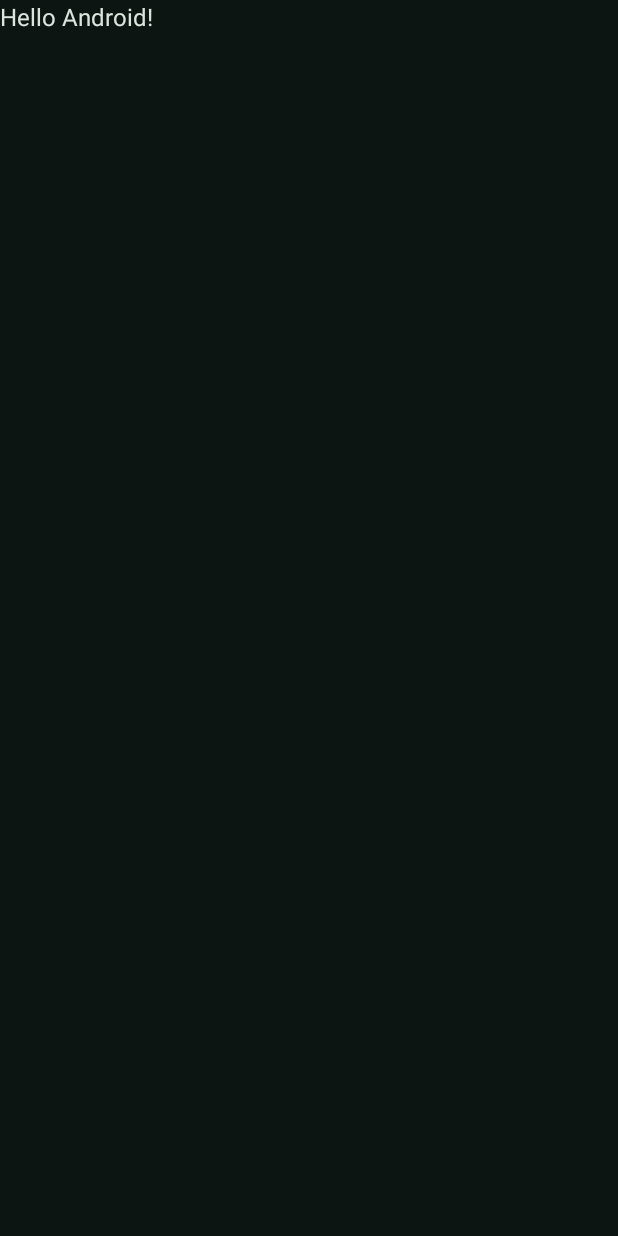
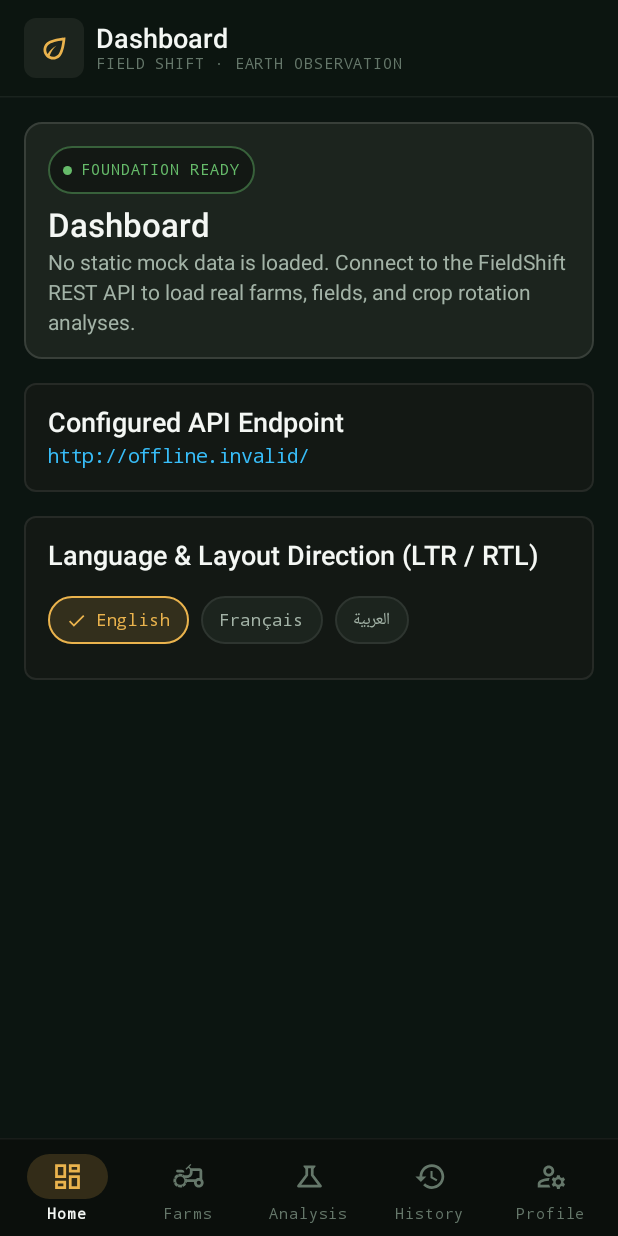
Before and after one commit to Sidali-Djeghbal/Fellahtech-fieldshift-planner, an Android app built with Jetpack Compose: the screen it shows after launch (MainActivity), on a phone screen of 412 x 824 dp. Before the commit the screen is almost empty. Run offline under Robolectric (Android 15) with nearby library versions, the phone set to English and light mode, and no system bars; our stand-ins replace Dagger/Hilt's generated code.

Commit message:
feat: establish application foundation

```diff
--- /dev/null
+++ b/app/src/main/java/com/example/myapplication/FieldShiftApplication.kt
@@ -0,0 +1,7 @@
+package com.example.myapplication
+
+import android.app.Application
+import dagger.hilt.android.HiltAndroidApp
+
+@HiltAndroidApp
+class FieldShiftApplication : Application()
--- a/app/src/main/java/com/example/myapplication/MainActivity.kt
+++ b/app/src/main/java/com/example/myapplication/MainActivity.kt
@@ -4,44 +4,37 @@ import android.os.Bundle
 import androidx.activity.ComponentActivity
 import androidx.activity.compose.setContent
 import androidx.activity.enableEdgeToEdge
-import androidx.compose.foundation.layout.fillMaxSize
-import androidx.compose.foundation.layout.padding
-import androidx.compose.material3.Scaffold
-import androidx.compose.material3.Text
 import androidx.compose.runtime.Composable
-import androidx.compose.ui.Modifier
 import androidx.compose.ui.tooling.preview.Preview
-import com.example.myapplication.ui.theme.MyApplicationTheme
+import com.example.myapplication.core.designsystem.theme.FieldShiftTheme
+import com.example.myapplication.core.network.ApiEndpointConfig
+import com.example.myapplication.navigation.FieldShiftAppShell
+import dagger.hilt.android.AndroidEntryPoint
+import javax.inject.Inject
 
+@AndroidEntryPoint
 class MainActivity : ComponentActivity() {
+
+    @Inject
+    lateinit var apiEndpointConfig: ApiEndpointConfig
+
     override fun onCreate(savedInstanceState: Bundle?) {
         super.onCreate(savedInstanceState)
         enableEdgeToEdge()
         setContent {
-            MyApplicationTheme {
-                Scaffold(modifier = Modifier.fillMaxSize()) { innerPadding ->
-                    Greeting(
-                        name = "Android",
-                        modifier = Modifier.padding(innerPadding)
-                    )
-                }
+            FieldShiftTheme {
+                FieldShiftAppShell(apiEndpointConfig = apiEndpointConfig)
             }
         }
     }
 }
 
-@Composable
-fun Greeting(name: String, modifier: Modifier = Modifier) {
-    Text(
-        text = "Hello $name!",
-        modifier = modifier
-    )
-}
-
 @Preview(showBackground = true)
 @Composable
-fun GreetingPreview() {
-    MyApplicationTheme {
-        Greeting("Android")
+fun FieldShiftAppPreview() {
+    FieldShiftTheme {
+        FieldShiftAppShell(
+            apiEndpointConfig = ApiEndpointConfig(rawBaseUrl = BuildConfig.API_BASE_URL)
+        )
     }
 }
--- /dev/null
+++ b/app/src/main/java/com/example/myapplication/core/common/AppLanguage.kt
@@ -0,0 +1,37 @@
+package com.example.myapplication.core.common
+
+import androidx.compose.ui.unit.LayoutDirection
+import java.util.Locale
+
+/**
+ * Supported application locales for FieldShift Planner (English, French, Arabic)
+ * with explicit RTL layout direction metadata.
+ */
+enum class AppLanguage(
+    val languageTag: String,
+    val displayName: String,
+    val layoutDirection: LayoutDirection
+) {
+    ENGLISH(
+        languageTag = "en",
+        displayName = "English",
+        layoutDirection = LayoutDirection.Ltr
+    ),
+    FRENCH(
+        languageTag = "fr",
+        displayName = "Français",
+        layoutDirection = LayoutDirection.Ltr
+    ),
+    ARABIC(
+        languageTag = "ar",
+        displayName = "العربية",
+        layoutDirection = LayoutDirection.Rtl
+    );
+
+    companion object {
+        fun fromLanguageTag(tag: String?): AppLanguage {
+            val normalized = tag?.lowercase(Locale.ROOT)?.substringBefore('-')
+            return entries.firstOrNull { it.languageTag == normalized } ?: ENGLISH
+        }
+    }
+}
--- /dev/null
+++ b/app/src/main/java/com/example/myapplication/core/network/ApiEndpointConfig.kt
@@ -0,0 +1,23 @@
+package com.example.myapplication.core.network
+
+/**
+ * Holds the configurable FieldShift REST API base URL.
+ *
+ * Rules:
+ * - Never hardcoded inside repository implementations.
+ * - Sourced from `BuildConfig.API_BASE_URL` or local configuration override.
+ * - Normalizes non-empty URLs to end with `/` for Retrofit compatibility.
+ */
+data class ApiEndpointConfig(
+    val rawBaseUrl: String
+) {
+    val isConfigured: Boolean
+        get() = rawBaseUrl.isNotBlank()
+
+    val normalizedBaseUrl: String
+        get() {
+            val trimmed = rawBaseUrl.trim()
+            if (trimmed.isEmpty()) return ""
+            return if (trimmed.endsWith("/")) trimmed else "$trimmed/"
+        }
+}
--- /dev/null
+++ b/app/src/main/java/com/example/myapplication/core/network/NetworkModule.kt
@@ -0,0 +1,63 @@
+package com.example.myapplication.core.network
+
+import com.example.myapplication.BuildConfig
+import dagger.Module
+import dagger.Provides
+import dagger.hilt.InstallIn
+import dagger.hilt.components.SingletonComponent
+import java.util.concurrent.TimeUnit
+import javax.inject.Singleton
+import kotlinx.serialization.json.Json
+import okhttp3.MediaType.Companion.toMediaType
+import okhttp3.OkHttpClient
+import retrofit2.Retrofit
+import retrofit2.converter.kotlinx.serialization.asConverterFactory
+
+@Module
+@InstallIn(SingletonComponent::class)
+object NetworkModule {
+
+    private const val CONNECT_TIMEOUT_SECONDS = 15L
+    private const val READ_TIMEOUT_SECONDS = 30L
+    private const val WRITE_TIMEOUT_SECONDS = 30L
+
+    @Provides
+    @Singleton
+    fun provideApiEndpointConfig(): ApiEndpointConfig {
+        return ApiEndpointConfig(rawBaseUrl = BuildConfig.API_BASE_URL)
+    }
+
+    @Provides
+    @Singleton
+    fun provideJson(): Json {
+        return Json {
+            ignoreUnknownKeys = true
+            explicitNulls = false
+            coerceInputValues = true
+            isLenient = false
+        }
+    }
+
+    @Provides
+    @Singleton
+    fun provideOkHttpClient(): OkHttpClient {
+        // Note: Never log Authorization, X-Guest-Token, or refresh token headers.
+        return OkHttpClient.Builder()
+            .connectTimeout(CONNECT_TIMEOUT_SECONDS, TimeUnit.SECONDS)
+            .readTimeout(READ_TIMEOUT_SECONDS, TimeUnit.SECONDS)
+            .writeTimeout(WRITE_TIMEOUT_SECONDS, TimeUnit.SECONDS)
+            .build()
+    }
+
+    @Provides
+    @Singleton
+    fun provideRetrofitBuilder(
+        okHttpClient: OkHttpClient,
+        json: Json
+    ): Retrofit.Builder {
+        val contentType = "application/json".toMediaType()
+        return Retrofit.Builder()
+            .client(okHttpClient)
+            .addConverterFactory(json.asConverterFactory(contentType))
+    }
+}
--- /dev/null
+++ b/app/src/main/java/com/example/myapplication/navigation/FieldShiftAppShell.kt
@@ -0,0 +1,202 @@
+package com.example.myapplication.navigation
+
+import androidx.compose.foundation.layout.Arrangement
+import androidx.compose.foundation.layout.Column
+import androidx.compose.foundation.layout.ExperimentalLayoutApi
+import androidx.compose.foundation.layout.FlowRow
+import androidx.compose.foundation.layout.Spacer
+import androidx.compose.foundation.layout.fillMaxSize
+import androidx.compose.foundation.layout.fillMaxWidth
+import androidx.compose.foundation.layout.height
+import androidx.compose.foundation.layout.padding
+import androidx.compose.foundation.rememberScrollState
+import androidx.compose.foundation.verticalScroll
+import androidx.compose.material.icons.Icons
+import androidx.compose.material.icons.outlined.Eco
+import androidx.compose.material.icons.outlined.Language
+import androidx.compose.material3.Scaffold
+import androidx.compose.material3.Text
+import androidx.compose.runtime.Composable
+import androidx.compose.runtime.CompositionLocalProvider
+import androidx.compose.runtime.getValue
+import androidx.compose.runtime.mutableStateOf
+import androidx.compose.runtime.saveable.rememberSaveable
+import androidx.compose.runtime.setValue
+import androidx.compose.ui.Modifier
+import androidx.compose.ui.platform.LocalLayoutDirection
+import androidx.compose.ui.res.stringResource
+import androidx.navigation.NavGraph.Companion.findStartDestination
+import androidx.navigation.compose.NavHost
+import androidx.navigation.compose.composable
+import androidx.navigation.compose.currentBackStackEntryAsState
+import androidx.navigation.compose.rememberNavController
+import com.example.myapplication.R
+import com.example.myapplication.core.common.AppLanguage
+import com.example.myapplication.core.designsystem.component.AgronomicStatusTone
+import com.example.myapplication.core.designsystem.component.FieldShiftBottomBar
+import com.example.myapplication.core.designsystem.component.FieldShiftBottomNavItem
+import com.example.myapplication.core.designsystem.component.FieldShiftCard
+import com.example.myapplication.core.designsystem.component.FieldShiftFilterChip
+import com.example.myapplication.core.designsystem.component.FieldShiftStatusChip
+import com.example.myapplication.core.designsystem.component.FieldShiftTopBar
+import com.example.myapplication.core.designsystem.theme.FieldShiftTheme
+import com.example.myapplication.core.network.ApiEndpointConfig
+
+@Composable
+fun FieldShiftAppShell(
+    apiEndpointConfig: ApiEndpointConfig,
+    modifier: Modifier = Modifier
+) {
+    val navController = rememberNavController()
+    val navBackStackEntry by navController.currentBackStackEntryAsState()
+    val currentRoute = navBackStackEntry?.destination?.route
+        ?: FieldShiftTopLevelDestination.DASHBOARD.route
+
+    var selectedLanguage by rememberSaveable { mutableStateOf(AppLanguage.ENGLISH) }
+
+    val bottomNavItems = FieldShiftTopLevelDestination.entries.map { destination ->
+        FieldShiftBottomNavItem(
+            route = destination.route,
+            label = stringResource(id = destination.labelResId),
+            icon = destination.icon
+        )
+    }
+
+    val activeDestination = FieldShiftTopLevelDestination.entries.firstOrNull {
+        it.route == currentRoute
+    } ?: FieldShiftTopLevelDestination.DASHBOARD
+
+    CompositionLocalProvider(LocalLayoutDirection provides selectedLanguage.layoutDirection) {
+        Scaffold(
+            modifier = modifier.fillMaxSize(),
+            containerColor = FieldShiftTheme.colorScheme.background,
+            topBar = {
+                FieldShiftTopBar(
+                    title = stringResource(id = activeDestination.titleResId),
+                    subtitle = stringResource(id = R.string.app_tagline),
+                    leadingIcon = Icons.Outlined.Eco
+                )
+            },
+            bottomBar = {
+                FieldShiftBottomBar(
+                    items = bottomNavItems,
+                    currentRoute = currentRoute,
+                    onItemSelected = { item ->
+                        navController.navigate(item.route) {
+                            popUpTo(navController.graph.findStartDestination().id) {
+                                saveState = true
+                            }
+                            launchSingleTop = true
+                            restoreState = true
+                        }
+                    }
+                )
+            }
+        ) { innerPadding ->
+            NavHost(
+                navController = navController,
+                startDestination = FieldShiftTopLevelDestination.DASHBOARD.route,
+                modifier = Modifier.padding(innerPadding)
+            ) {
+                FieldShiftTopLevelDestination.entries.forEach { destination ->
+                    composable(route = destination.route) {
+                        FoundationSectionEmptyScreen(
+                            destination = destination,
+                            apiEndpointConfig = apiEndpointConfig,
+                            selectedLanguage = selectedLanguage,
+                            onLanguageSelected = { selectedLanguage = it }
+                        )
+                    }
+                }
+            }
+        }
+    }
+}
+
+@OptIn(ExperimentalLayoutApi::class)
+@Composable
+private fun FoundationSectionEmptyScreen(
+    destination: FieldShiftTopLevelDestination,
+    apiEndpointConfig: ApiEndpointConfig,
+    selectedLanguage: AppLanguage,
+    onLanguageSelected: (AppLanguage) -> Unit
+) {
+    val spacing = FieldShiftTheme.spacing
+    val colors = FieldShiftTheme.colors
+
+    Column(
+        modifier = Modifier
+            .fillMaxSize()
+            .verticalScroll(rememberScrollState())
+            .padding(
+                horizontal = spacing.marginMobile,
+                vertical = spacing.spaceMd
+            ),
+        verticalArrangement = Arrangement.spacedBy(spacing.spaceMd)
+    ) {
+        FieldShiftCard(
+            modifier = Modifier.fillMaxWidth(),
+            elevated = true
+        ) {
+            FieldShiftStatusChip(
+                text = stringResource(id = R.string.foundation_ready_badge),
+                tone = AgronomicStatusTone.NominalFoliage
+            )
+            Spacer(modifier = Modifier.height(spacing.spaceSm))
+            Text(
+                text = stringResource(id = destination.titleResId),
+                style = FieldShiftTheme.typography.headlineMd,
+                color = colors.textPrimary
+            )
+            Spacer(modifier = Modifier.height(spacing.spaceXs))
+            Text(
+                text = stringResource(id = R.string.foundation_empty_state_message),
+                style = FieldShiftTheme.typography.bodyMd,
+                color = colors.textSecondary
+            )
+        }
+
+        FieldShiftCard(
+            modifier = Modifier.fillMaxWidth()
+        ) {
+            Text(
+                text = stringResource(id = R.string.network_config_title),
+                style = FieldShiftTheme.typography.headlineSm,
+                color = colors.textPrimary
+            )
+            Spacer(modifier = Modifier.height(spacing.spaceXs))
+            Text(
+                text = if (apiEndpointConfig.isConfigured) {
+                    apiEndpointConfig.normalizedBaseUrl
+                } else {
+                    stringResource(id = R.string.network_config_unset)
+                },
+                style = FieldShiftTheme.typography.labelLg,
+                color = colors.telemetryCyan
+            )
+        }
+
+        FieldShiftCard(
+            modifier = Modifier.fillMaxWidth()
+        ) {
+            Text(
+                text = stringResource(id = R.string.localization_preview_title),
+                style = FieldShiftTheme.typography.headlineSm,
+                color = colors.textPrimary
+            )
+            Spacer(modifier = Modifier.height(spacing.spaceSm))
+            FlowRow(
+                horizontalArrangement = Arrangement.spacedBy(spacing.spaceSm),
+                verticalArrangement = Arrangement.spacedBy(spacing.spaceSm)
+            ) {
+                AppLanguage.entries.forEach { language ->
+                    FieldShiftFilterChip(
+                        label = language.displayName,
+                        selected = language == selectedLanguage,
+                        onClick = { onLanguageSelected(language) }
+                    )
+                }
+            }
+        }
+    }
+}
--- /dev/null
+++ b/app/src/main/java/com/example/myapplication/navigation/FieldShiftDestination.kt
@@ -0,0 +1,49 @@
+package com.example.myapplication.navigation
+
+import androidx.annotation.StringRes
+import androidx.compose.material.icons.Icons
+import androidx.compose.material.icons.outlined.Agriculture
+import androidx.compose.material.icons.outlined.Dashboard
+import androidx.compose.material.icons.outlined.History
+import androidx.compose.material.icons.outlined.ManageAccounts
+import androidx.compose.material.icons.outlined.Science
+import androidx.compose.ui.graphics.vector.ImageVector
+import com.example.myapplication.R
+
+enum class FieldShiftTopLevelDestination(
+    val route: String,
+    @StringRes val labelResId: Int,
+    @StringRes val titleResId: Int,
+    val icon: ImageVector
+) {
+    DASHBOARD(
+        route = "dashboard",
+        labelResId = R.string.nav_home,
+        titleResId = R.string.screen_title_dashboard,
+        icon = Icons.Outlined.Dashboard
+    ),
+    FARMS(
+        route = "farms",
+        labelResId = R.string.nav_farms,
+        titleResId = R.string.screen_title_farms,
+        icon = Icons.Outlined.Agriculture
+    ),
+    ANALYSIS(
+        route = "analysis",
+        labelResId = R.string.nav_analysis,
+        titleResId = R.string.screen_title_analysis,
+        icon = Icons.Outlined.Science
+    ),
+    HISTORY(
+        route = "history",
+        labelResId = R.string.nav_history,
+        titleResId = R.string.screen_title_history,
+        icon = Icons.Outlined.History
+    ),
+    PROFILE(
+        route = "profile",
+        labelResId = R.string.nav_profile,
+        titleResId = R.string.screen_title_profile,
+        icon = Icons.Outlined.ManageAccounts
+    )
+}
--- a/app/src/main/res/values/strings.xml
+++ b/app/src/main/res/values/strings.xml
@@ -1,3 +1,19 @@
 <resources>
-    <string name="app_name">My Application</string>
+    <string name="app_name">FieldShift Planner</string>
+    <string name="app_tagline">FIELD SHIFT · EARTH OBSERVATION</string>
+    <string name="nav_home">Home</string>
+    <string name="nav_farms">Farms</string>
+    <string name="nav_analysis">Analysis</string>
+    <string name="nav_history">History</string>
+    <string name="nav_profile">Profile</string>
+    <string name="screen_title_dashboard">Dashboard</string>
+    <string name="screen_title_farms">Farms &amp; Parcels</string>
+    <string name="screen_title_analysis">Spectral Analysis</string>
+    <string name="screen_title_history">Analysis History</string>
+    <string name="screen_title_profile">Operator Profile</string>
+    <string name="foundation_ready_badge">FOUNDATION READY</string>
+    <string name="foundation_empty_state_message">No static mock data is loaded. Connect to the FieldShift REST API to load real farms, fields, and crop rotation analyses.</string>
+    <string name="network_config_title">Configured API Endpoint</string>
+    <string name="network_config_unset">Not configured (set fieldshift.api.baseUrl in local.properties)</string>
+    <string name="localization_preview_title">Language &amp; Layout Direction (LTR / RTL)</string>
 </resources>
--- /dev/null
+++ b/app/src/main/res/xml/locales_config.xml
@@ -0,0 +1,6 @@
+<?xml version="1.0" encoding="utf-8"?>
+<locale-config xmlns:android="http://schemas.android.com/apk/res/android">
+    <locale android:name="en" />
+    <locale android:name="fr" />
+    <locale android:name="ar" />
+</locale-config>
```
Also changed, not shown: app/src/main/AndroidManifest.xml (+9 -1 lines), app/src/main/java/com/example/myapplication/core/common/UiState.kt (added, +19 -0 lines), app/src/main/java/com/example/myapplication/core/location/CoordinatesFormatter.kt (added, +28 -0 lines), app/src/main/java/com/example/myapplication/core/security/AppPreferencesDataSource.kt (added, +69 -0 lines), 3 other files.
